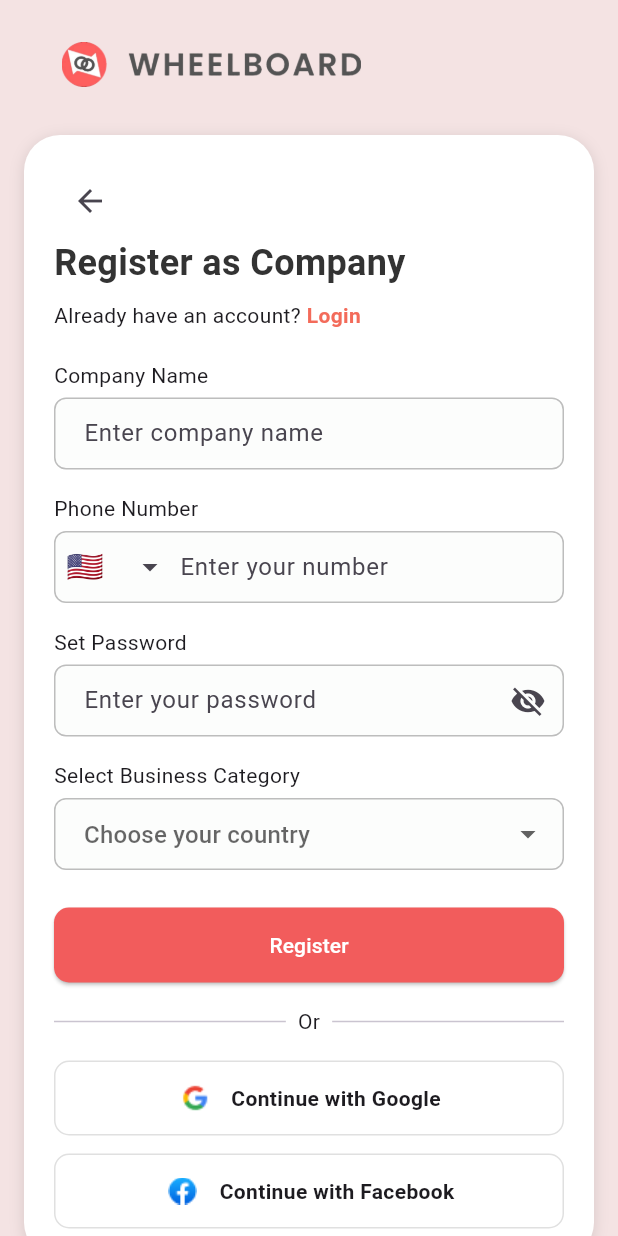
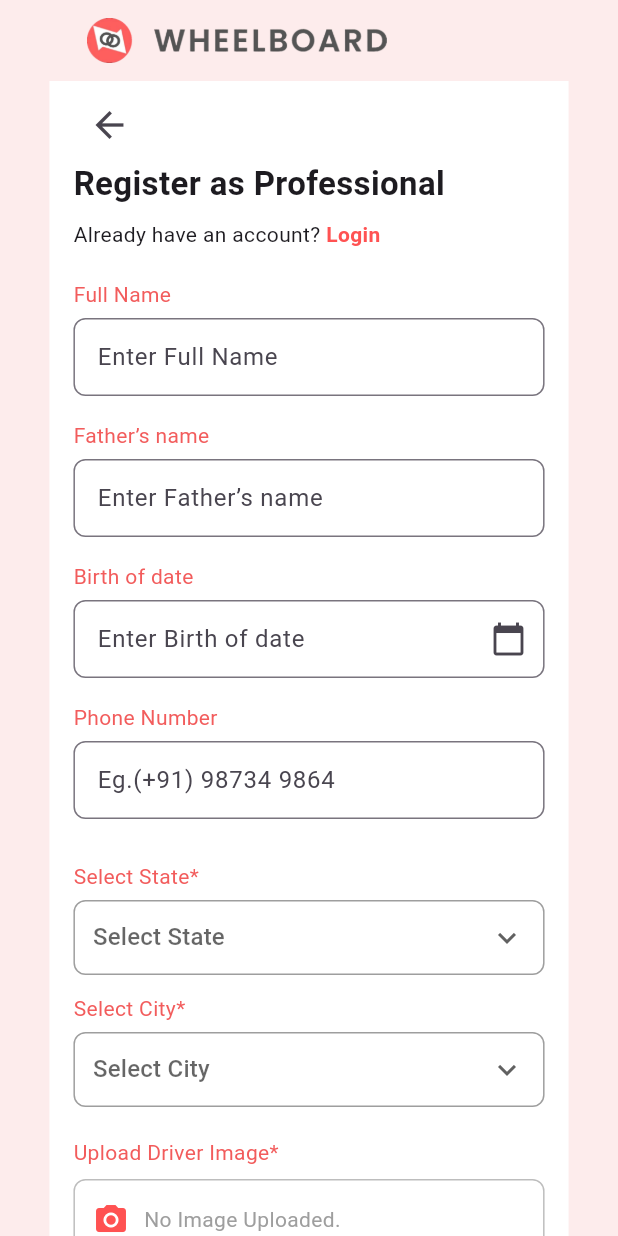
Before and after one commit to the-devesta/wheelboard-app, a Flutter app: the screen it shows after launch, after a tap on "Sign Up", on a phone screen of 412 x 824 dp. Run offline on Flutter 3.47's test engine with Material 3 defaults, Android fonts, the phone set to English and light mode, and no system bars; our stand-ins replace country_picker, get.

Commit message:
Professional signup screen updated

```diff
--- a/lib/screens/login.dart
+++ b/lib/screens/login.dart
@@ -4,6 +4,7 @@ import 'package:get/get.dart';
 import 'package:wheelboard/constants/apps_colors.dart';
 import 'package:wheelboard/screens/signup.dart';
 import '../controllers/register_controller.dart';
+import '../screens/professional_signup.dart';
 
 class RegisterScreen extends StatelessWidget {
   const RegisterScreen({super.key});
@@ -82,7 +83,11 @@ class RegisterScreen extends StatelessWidget {
                               print(
                                 'Selected: ${controller.selectedType.value}',
                               );
-                              Get.to(Signup());
+                              if (controller.selectedType.value == 'Company') {
+                                Get.to(Signup());
+                              } else {
+                                Get.to(ProfessionalRegisterScreen());
+                              }
                             },
                             style: ElevatedButton.styleFrom(
                               backgroundColor: AppColors.buttonBg, // custom red
--- /dev/null
+++ b/lib/screens/professional_signup.dart
@@ -0,0 +1,194 @@
+import 'package:flutter/material.dart';
+import 'package:wheelboard/constants/apps_colors.dart';
+
+class ProfessionalRegisterScreen extends StatelessWidget {
+  const ProfessionalRegisterScreen({super.key});
+
+  @override
+  Widget build(BuildContext context) {
+    final width = MediaQuery.of(context).size.width;
+    final padding = width * 0.08;
+
+    return Scaffold(
+      backgroundColor: const Color(0xFFFDECEC),
+      appBar: null,
+      body: SafeArea(
+        child: SingleChildScrollView(
+          padding: EdgeInsets.symmetric(horizontal: padding, vertical: 0),
+          child: Column(
+            crossAxisAlignment: CrossAxisAlignment.start,
+            children: [
+              // ✅ Heading Title placed at the top
+              _headingTitle(),
+
+              // ✅ White container for form content
+              Container(
+                color: AppColors.white,
+                padding: const EdgeInsets.fromLTRB(16, 5, 16, 0),
+                child: Column(
+                  crossAxisAlignment: CrossAxisAlignment.start,
+                  children: [
+                    IconButton(
+                      icon: const Icon(Icons.arrow_back),
+                      iconSize: 28, // Set your desired size here
+                      onPressed: () => Navigator.pop(context),
+                    ),
+                    const Text(
+                      "Register as Professional",
+                      style: TextStyle(
+                        fontSize: 22,
+                        fontWeight: FontWeight.bold,
+                      ),
+                    ),
+                    const SizedBox(height: 8),
+                    Row(
+                      children: [
+                        const Text("Already have an account? "),
+                        GestureDetector(
+                          onTap: () {},
+                          child: const Text(
+                            "Login",
+                            style: TextStyle(
+                              color: Colors.redAccent,
+                              fontWeight: FontWeight.bold,
+                            ),
+                          ),
+                        ),
+                      ],
+                    ),
+                    const SizedBox(height: 20),
+                    _buildTextField("Full Name"),
+                    _buildTextField("Father’s name"),
+                    _buildTextField(
+                      "Birth of date",
+                      suffixIcon: Icons.calendar_today,
+                    ),
+                    _buildTextField(
+                      "Phone Number",
+                      hint: "Eg.(+91) 98734 9864",
+                    ),
+                    const SizedBox(height: 12),
+                    _buildDropdown("Select State", Icons.map),
+                    const SizedBox(height: 12),
+                    _buildDropdown("Select City", Icons.location_city),
+                    const SizedBox(height: 20),
+                    const Text(
+                      "Upload Driver Image*",
+                      style: TextStyle(color: AppColors.buttonBg),
+                    ),
+                    const SizedBox(height: 8),
+                    GestureDetector(
+                      onTap: () {
+                        // Add your file picker logic here
+                      },
+                      child: Container(
+                        width: double.infinity,
+                        padding: const EdgeInsets.symmetric(
+                          horizontal: 12,
+                          vertical: 14,
+                        ),
+                        decoration: BoxDecoration(
+                          color: Colors.white,
+                          borderRadius: BorderRadius.circular(8),
+                          border: Border.all(color: Colors.grey.shade400),
+                        ),
+                        child: Row(
+                          children: const [
+                            Icon(Icons.camera_alt, color: Colors.redAccent),
+                            SizedBox(width: 10),
+                            Text(
+                              "No Image Uploaded.",
+                              style: TextStyle(color: Colors.grey),
+                            ),
+                          ],
+                        ),
+                      ),
+                    ),
+                    const SizedBox(height: 30),
+                    _buildRegisterButton(),
+                  ],
+                ),
+              ),
+            ],
+          ),
+        ),
+      ),
+    );
+  }
+
+  Widget _buildTextField(String label, {String? hint, IconData? suffixIcon}) {
+    return Column(
+      crossAxisAlignment: CrossAxisAlignment.start,
+      children: [
+        Text(label, style: const TextStyle(color: AppColors.buttonBg)),
+        const SizedBox(height: 6),
+        TextField(
+          decoration: InputDecoration(
+            hintText: hint ?? 'Enter $label',
+            suffixIcon: suffixIcon != null ? Icon(suffixIcon) : null,
+            border: OutlineInputBorder(borderRadius: BorderRadius.circular(8)),
+            contentPadding: const EdgeInsets.symmetric(
+              horizontal: 12,
+              vertical: 14,
+            ),
+          ),
+        ),
+        const SizedBox(height: 16),
+      ],
+    );
+  }
+
+  Widget _buildDropdown(String label, IconData icon) {
+    return Column(
+      crossAxisAlignment: CrossAxisAlignment.start,
+      children: [
+        Text("$label*", style: const TextStyle(color: AppColors.buttonBg)),
+        const SizedBox(height: 6),
+        Container(
+          padding: const EdgeInsets.symmetric(horizontal: 12),
+          decoration: BoxDecoration(
+            border: Border.all(color: Colors.grey),
+            borderRadius: BorderRadius.circular(8),
+            color: Colors.white,
+          ),
+          child: DropdownButtonFormField<String>(
+            hint: Text(label),
+            decoration: const InputDecoration(border: InputBorder.none),
+            icon: const Icon(Icons.keyboard_arrow_down),
+            items: [
+              'Option 1',
+              'Option 2',
+            ].map((e) => DropdownMenuItem(value: e, child: Text(e))).toList(),
+            onChanged: (value) {},
+          ),
+        ),
+      ],
+    );
+  }
+
+  Widget _headingTitle() {
+    return Padding(
+      padding: const EdgeInsets.symmetric(horizontal: 20, vertical: 12),
+      child: Row(
+        children: [
+          Image.asset('assets/headingImg.png', width: 210, height: 30),
+          const SizedBox(width: 12),
+        ],
+      ),
+    );
+  }
+}
+
+Widget _buildRegisterButton() {
+  return ElevatedButton(
+    onPressed: () {
+      // Get.to(() => MyprofileScreen());
+    },
+    style: ElevatedButton.styleFrom(
+      backgroundColor: AppColors.buttonBg,
+      minimumSize: const Size(double.infinity, 50),
+      shape: RoundedRectangleBorder(borderRadius: BorderRadius.circular(10)),
+    ),
+    child: const Text("Register", style: TextStyle(color: Colors.white)),
+  );
+}
--- a/lib/screens/signup.dart
+++ b/lib/screens/signup.dart
@@ -15,6 +15,7 @@ class Signup extends StatelessWidget {
   final TextEditingController companyController = TextEditingController();
   final TextEditingController passwordController = TextEditingController();
   final TextEditingController phoneController = TextEditingController();
+  final TextEditingController emailController = TextEditingController();
   final RxnString selectedCompanyType = RxnString();
   final Rxn<Country> selectedCountry = Rxn<Country>(
     Country.parse(ui.window.locale.countryCode ?? 'IN'),
@@ -108,6 +109,13 @@ class Signup extends StatelessWidget {
             hintText: 'Enter company name',
           ),
           const SizedBox(height: 16),
+          const SizedBox(width: double.infinity, child: Text("Email")),
+          const SizedBox(height: 5),
+          AppTextField(
+            controller: emailController,
+            hintText: 'Enter your email',
+          ),
+          const SizedBox(height: 16),
           const SizedBox(width: double.infinity, child: Text("Phone Number")),
           const SizedBox(height: 5),
           AppTextField(
@@ -184,7 +192,7 @@ class Signup extends StatelessWidget {
         final model = CompanySignUpModel(
           companyName: companyController.text,
           mobileNo: phoneController.text,
-          email: "teja@gmail.com",
+          email: emailController.text,
           password: passwordController.text,
           businessCategory: selectedCompanyType.value ?? '',
         );
```
Also changed, not shown: 10 other files.
